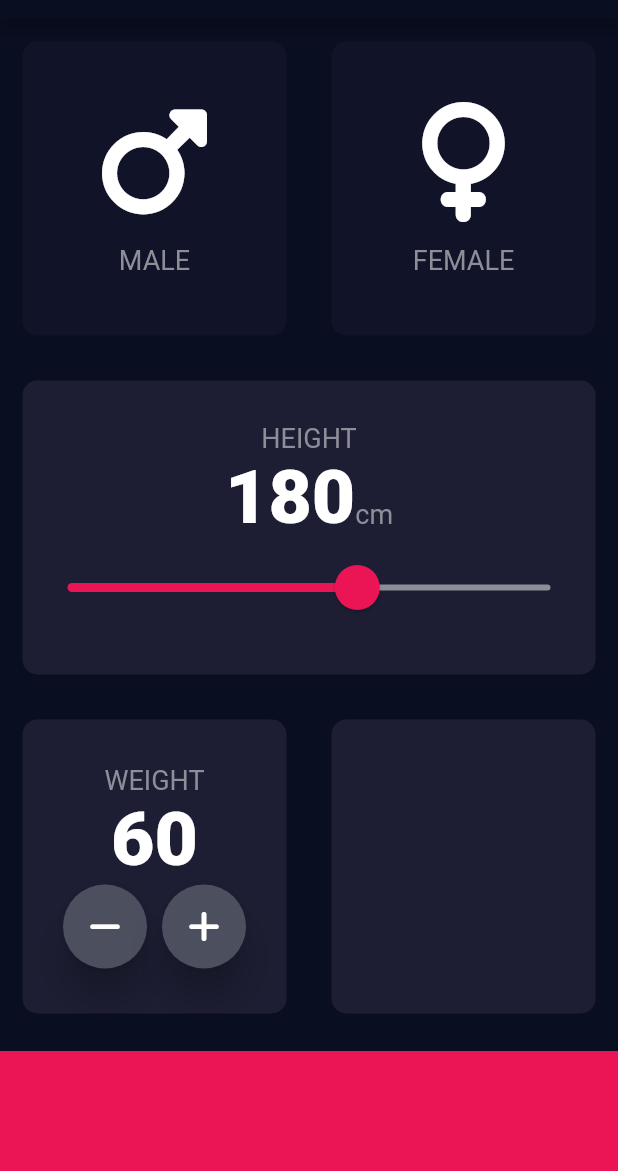
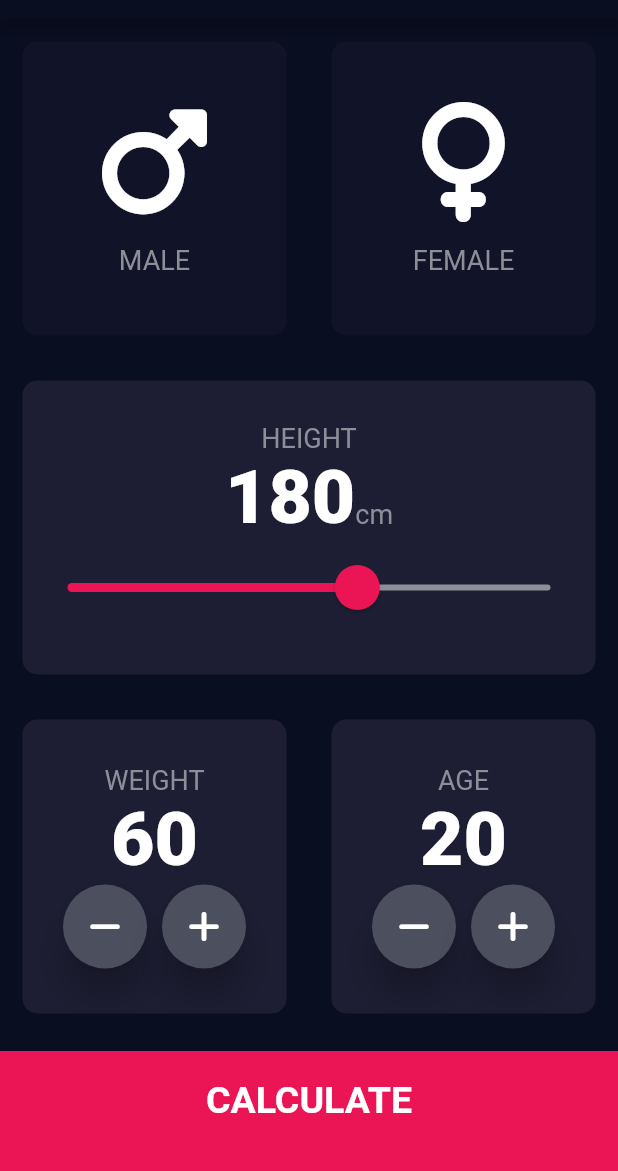
Before and after one commit to webkit-development/bmi-calculator-flutter-master, a Flutter app: the screen it shows after launch, on a phone screen of 412 x 824 dp, the part 65-1236 px from its top. Run offline on Flutter 3.47's test engine with Material 2 defaults, Android fonts, the phone set to English and light mode, and no system bars; our stand-ins replace font_awesome_flutter.

Commit message:
added some ui to the app

```diff
--- a/lib/constants.dart
+++ b/lib/constants.dart
@@ -14,3 +14,8 @@ const numberTextStyle = TextStyle(
   fontSize: 50.0,
   fontWeight: FontWeight.w900
 );
+
+const largeButtonStyle = TextStyle(
+  fontSize: 25.0,
+  fontWeight: FontWeight.bold
+);
--- a/lib/input_page.dart
+++ b/lib/input_page.dart
@@ -1,3 +1,4 @@
+import 'package:bmi_calculator/results_page.dart';
 import 'package:flutter/material.dart';
 import 'package:font_awesome_flutter/font_awesome_flutter.dart';
 import 'icon_content.dart';
@@ -18,6 +19,7 @@ class _InputPageState extends State<InputPage> {
   Gender selectedGender;
   int height = 180;
   int weight = 60;
+  int age = 20;
 
   @override
   Widget build(BuildContext context) {
@@ -138,12 +140,22 @@ class _InputPageState extends State<InputPage> {
                             children: <Widget>[
                               RoundIconButton(
                                 icon: FontAwesomeIcons.minus,
+                                onPressed: () {
+                                  setState(() {
+                                    weight--;
+                                  });
+                                },
                               ),
                               SizedBox(
                                 width: 10.0,
                               ),
                               RoundIconButton(
                                 icon: FontAwesomeIcons.plus,
+                                onPressed: () {
+                                  setState(() {
+                                    weight++;
+                                  });
+                                },
                               ),
                             ],
                           )
@@ -154,16 +166,65 @@ class _InputPageState extends State<InputPage> {
                 Expanded(
                   child: ReusableCard(
                     color: activeCardColor,
+                    cardChild: Column(
+                      mainAxisAlignment: MainAxisAlignment.center,
+                      children: <Widget>[
+                        Text(
+                          'AGE',
+                          style: labelTextStyle,
+                        ),
+                        Text(
+                          age.toString(),
+                          style: numberTextStyle,
+                        ),
+                        Row(
+                          mainAxisAlignment: MainAxisAlignment.center,
+                          children: <Widget>[
+                            RoundIconButton(
+                              icon: FontAwesomeIcons.minus,
+                              onPressed: () {
+                                setState(() {
+                                  age--;
+                                });
+                              },
+                            ),
+                            SizedBox(
+                              width: 10.0,
+                            ),
+                            RoundIconButton(
+                              icon: FontAwesomeIcons.plus,
+                              onPressed: () {
+                                setState(() {
+                                  age++;
+                                });
+                              },
+                            ),
+                          ],
+                        )
+                      ],
+                    ),
                   ),
                 ),
               ],
             ),
           ),
-          Container(
-            color: bottomContainerColor,
-            margin: EdgeInsets.only(top: 10.0),
-            width: double.infinity,
-            height: bottomContainerHeight,
+          GestureDetector(
+            onTap: () {
+              Navigator.push(context, MaterialPageRoute(builder: (context) => ResultsPage()));
+            },
+            child: Container(
+              child: Center(
+                child: Text(
+                  'CALCULATE',
+                  style: largeButtonStyle,
+                ),
+              ),
+              color: bottomContainerColor,
+              margin: EdgeInsets.only(top: 10.0),
+              padding: EdgeInsets.only(bottom: 15.0),
+              width: double.infinity,
+              height: bottomContainerHeight,
+            ),
           )
         ],
       ),
@@ -174,16 +235,14 @@ class _InputPageState extends State<InputPage> {
 
 class RoundIconButton extends StatelessWidget {
 
-  RoundIconButton({this.icon});
+  RoundIconButton({@required this.icon, @required this.onPressed});
   final IconData icon;
-
+  final Function onPressed;
   @override
   Widget build(BuildContext context) {
     return RawMaterialButton(
       child: Icon(icon),
-      onPressed: () {
-
-      },
+      onPressed: onPressed,
       elevation: 10.0,
       constraints: BoxConstraints.tightFor(
         width: 56.0,
```
Also changed, not shown: lib/results_page.dart (added, +21 -0 lines).
